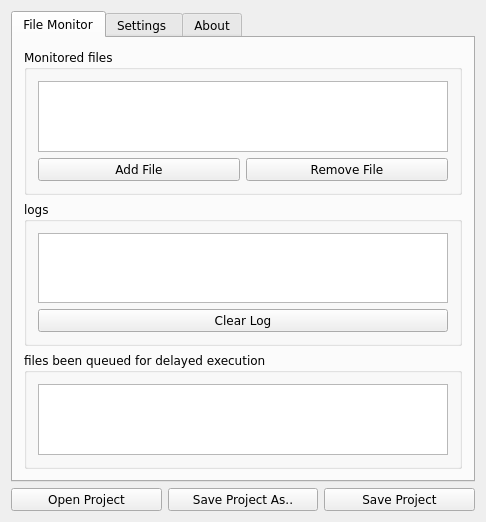
Above: autofilebackup.ui from imatefx/auto-file-backup before the change. Below: the same form after it.
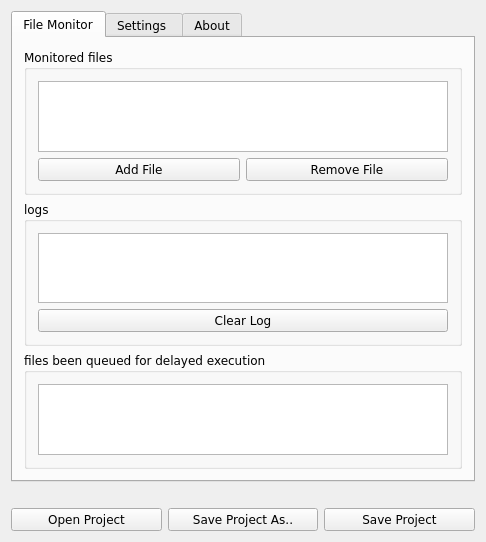
That is the form after the change. Icons and pictures are not drawn. Custom widgets are drawn as their Qt base class.

Commit message: Added Opened File Label , corrected Monitor files list after opening a file.

```diff
--- a/autofilebackup.ui
+++ b/autofilebackup.ui
@@ -406,6 +406,16 @@
    </item>
    <item>
     <layout class="QVBoxLayout" name="verticalLayout_9">
+     <item>
+      <widget class="QLabel" name="openedProjectFileLabel">
+       <property name="text">
+        <string/>
+       </property>
+       <property name="wordWrap">
+        <bool>true</bool>
+       </property>
+      </widget>
+     </item>
      <item>
       <layout class="QHBoxLayout" name="horizontalLayout_3">
        <item>
```
Left out of the diff: 2 changed lines with no effect on the pictures. The commit also changes 4 other files.
